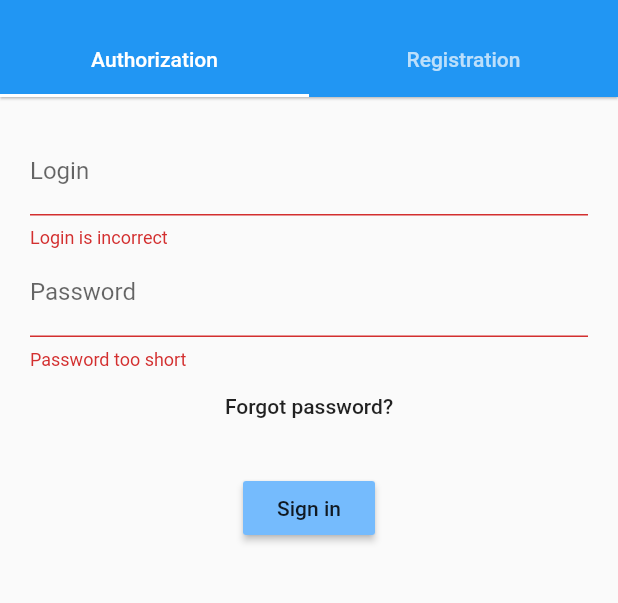
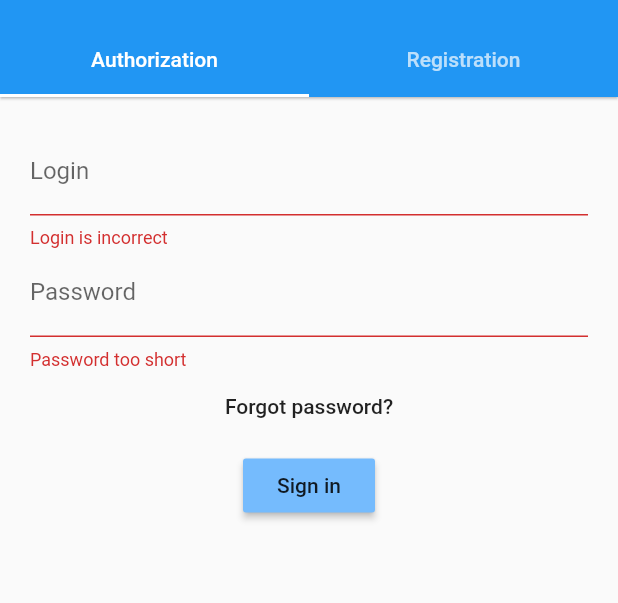
Before and after one commit to DeltaEpsilon7787/GeoPointMain, a Flutter app: the Authentication screen opened directly, on a phone screen of 412 x 824 dp, the part 59-662 px from its top. Run offline on Flutter 3.47's test engine with Material 2 defaults, Android fonts, the phone set to English and light mode, and no system bars; our stand-ins replace flutter_map, latlong, shared_preferences; missing offline and left inert: flutter_background_geolocation; accounts and stored records are empty; network calls fail.

```diff
--- a/lib/components/auth_page.dart
+++ b/lib/components/auth_page.dart
@@ -20,7 +20,7 @@ class _AuthenticationState extends State<Authentication> with SingleTickerProvid
   @override
   Widget build(BuildContext context){
     return new Scaffold(
-      resizeToAvoidBottomPadding: false,
+
       appBar: new AppBar(
         leading: new IconButton(
           icon: new Icon(Icons.arrow_back_ios),
--- a/lib/components/login_page.dart
+++ b/lib/components/login_page.dart
@@ -105,6 +105,7 @@ class _LoginPageState extends State<LoginPage> {
 
     return new Container(
       padding: new EdgeInsets.all(20.0),
+      child: SingleChildScrollView(
         child: new Form(
           key: formKey,
           child: new Column(
@@ -132,7 +133,7 @@ class _LoginPageState extends State<LoginPage> {
                 onPressed: () {},
               ),
               new Padding(
-              padding: new EdgeInsets.only(top: 20.0),
+                padding: new EdgeInsets.only(top: 5.0),
               ),
               new RaisedButton(
                 color: new Color(0xff75bbfd),
@@ -151,6 +152,7 @@ class _LoginPageState extends State<LoginPage> {
             ],
           ),
         ),
+      ),
     );
   }
 }
--- a/lib/components/profile.dart
+++ b/lib/components/profile.dart
@@ -22,12 +22,13 @@ class _Profile extends State<Profile> {
       appBar: new AppBar(
         leading: new IconButton(
           onPressed: () {},
-          icon: new Icon(Icons.arrow_back_ios),
+          icon: new Icon(Icons.arrow_back_ios, color: Colors.black,),
         ),
         title: new Text(
           "Profile",
           style: new TextStyle(
             fontWeight: FontWeight.bold,
+            color: Colors.black,
           ),
         ),
         centerTitle: true,
--- a/lib/main.dart
+++ b/lib/main.dart
@@ -43,6 +43,6 @@ class MainPage extends StatelessWidget {
   @override
   Widget build(BuildContext context) {
     return new Scaffold(
-        body: new Profile());
+        body: new Authentication());
   }
 }
```
Lines whose indentation alone changed are shown as unchanged.
